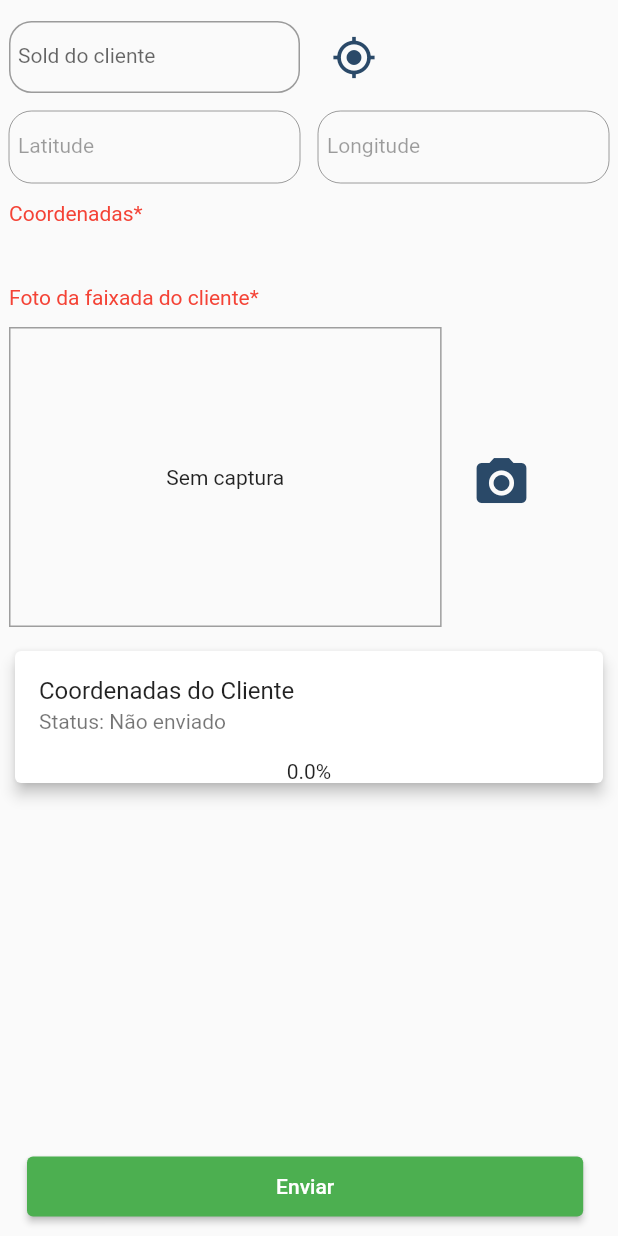
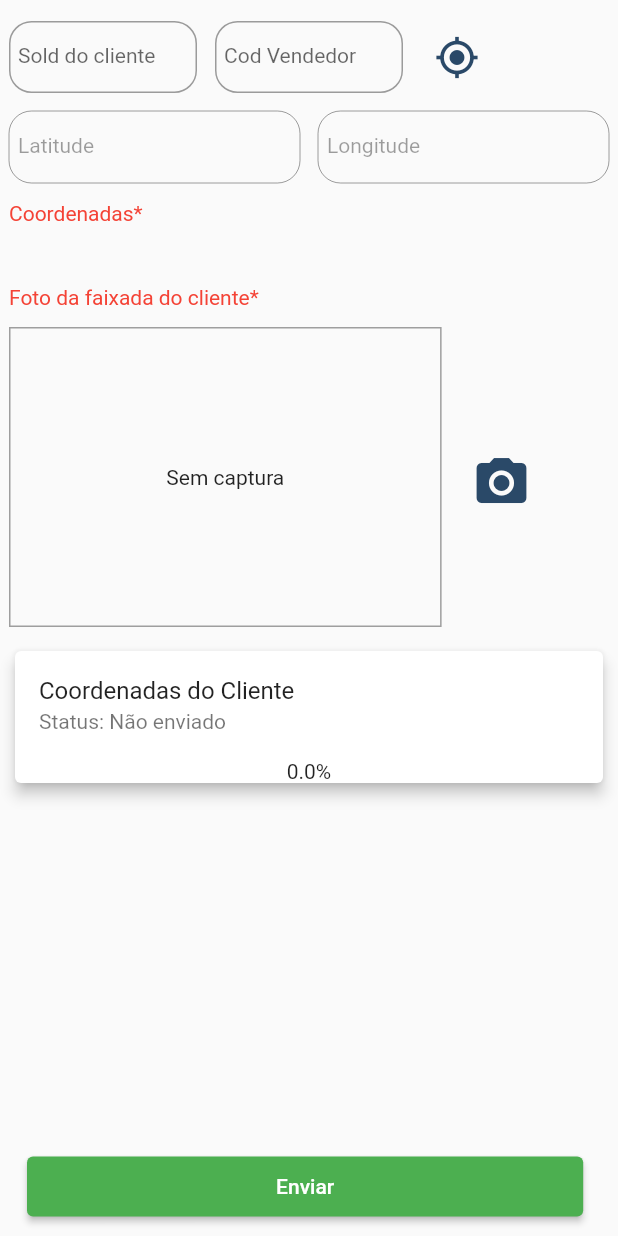
Before and after one commit to caique-dourado/brokergps, a Flutter app: the screen it shows after launch, on a phone screen of 412 x 824 dp. Run offline on Flutter 3.47's test engine with Material 2 defaults, Android fonts, the light colour scheme and no system bars; our stand-ins replace image_picker, location.

Commit message:
Inserindo o textform do cód do vendedor e ajustando variaveis

```diff
--- a/lib/ui/ui_gpsbroker.dart
+++ b/lib/ui/ui_gpsbroker.dart
@@ -12,6 +12,7 @@ TextStyle styleFontCoord =
     const TextStyle(fontFamily: "Roboto", fontSize: 20.0);
 const espacamento = Padding(padding: EdgeInsets.all(6));
 TextEditingController soldCliente = TextEditingController();
+TextEditingController codVendedor = TextEditingController();
 TextEditingController lat = TextEditingController();
 late Location _localizacao = Location();
 bool _loading = false;
@@ -58,12 +59,13 @@ class _UiGpsState extends State<UiGps> {
       var response = await http.post(
           Uri.parse('https://brokersaoluis.com.br/apis-appgps/insert.php'),
           body: {
+            "cod_vendedor": codVendedor.text.toString(),
             "sold": soldCliente.text.toString(),
             "coord": coordenadas.toString(),
             "foto_faixada": imgAutenticacao.toString()
           });
       setState(() {
-        const oneSec = Duration(milliseconds: 50);
+        const oneSec = Duration(milliseconds: 80);
         Timer.periodic(oneSec, (Timer t) {
           setState(() {
             progresValue += 0.1;
@@ -99,6 +101,11 @@ class _UiGpsState extends State<UiGps> {
                                     style: TextStyle(color: Color(0xff2A4968))))
                           ],
                         ));
+                _StringPosicaoLat = '';
+                _StringPosicaoLong = '';
+                soldCliente.clear();
+                codVendedor.clear();
+                storedImage = null;
               }
             }
           });
@@ -178,6 +185,21 @@ class _UiGpsState extends State<UiGps> {
                         ),
                         espacamento,
                         Flexible(
+                          child: TextFormField(
+                            keyboardType: TextInputType.number,
+                            style: style,
+                            controller: codVendedor,
+                            onChanged: (text) => {},
+                            decoration: InputDecoration(
+                              contentPadding: const EdgeInsets.all(6),
+                              labelText: "Cod Vendedor",
+                              border: OutlineInputBorder(
+                                  borderRadius: BorderRadius.circular(15.0)),
+                            ),
+                          ),
+                        ),
+                        espacamento,
+                        Flexible(
                             child: IconButton(
                           icon: const Icon(Icons.gps_fixed),
                           onPressed: () {
@@ -237,7 +259,7 @@ class _UiGpsState extends State<UiGps> {
                     espacamento,
                     _StringPosicaoLat != ''
                         ? Text(
-                            "|${soldCliente.text}||||$_StringPosicaoLat|$_StringPosicaoLong|S",
+                            coordenadas,
                             style: styleFontCoord,
                           )
                         : const Text(''),
@@ -285,6 +307,7 @@ class _UiGpsState extends State<UiGps> {
                               onPressed: () {
                                 FocusScope.of(context)
                                     .requestFocus(FocusNode());
+
                                 _verificacao();
                               },
                               child: const Text('Enviar'),
```
